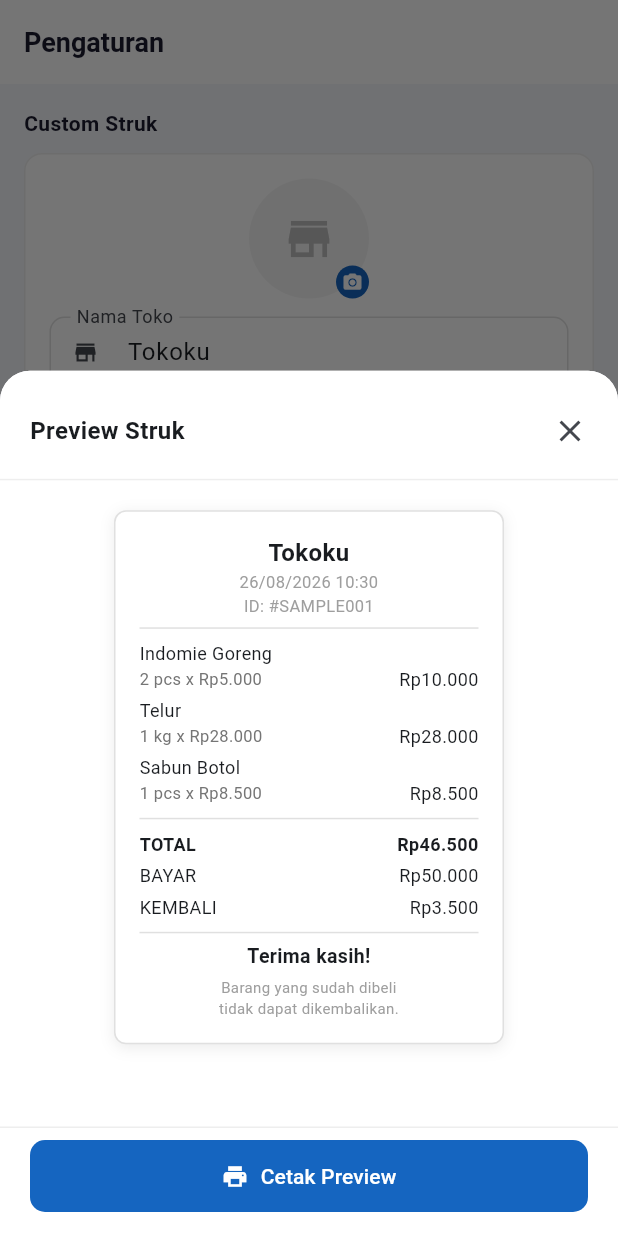
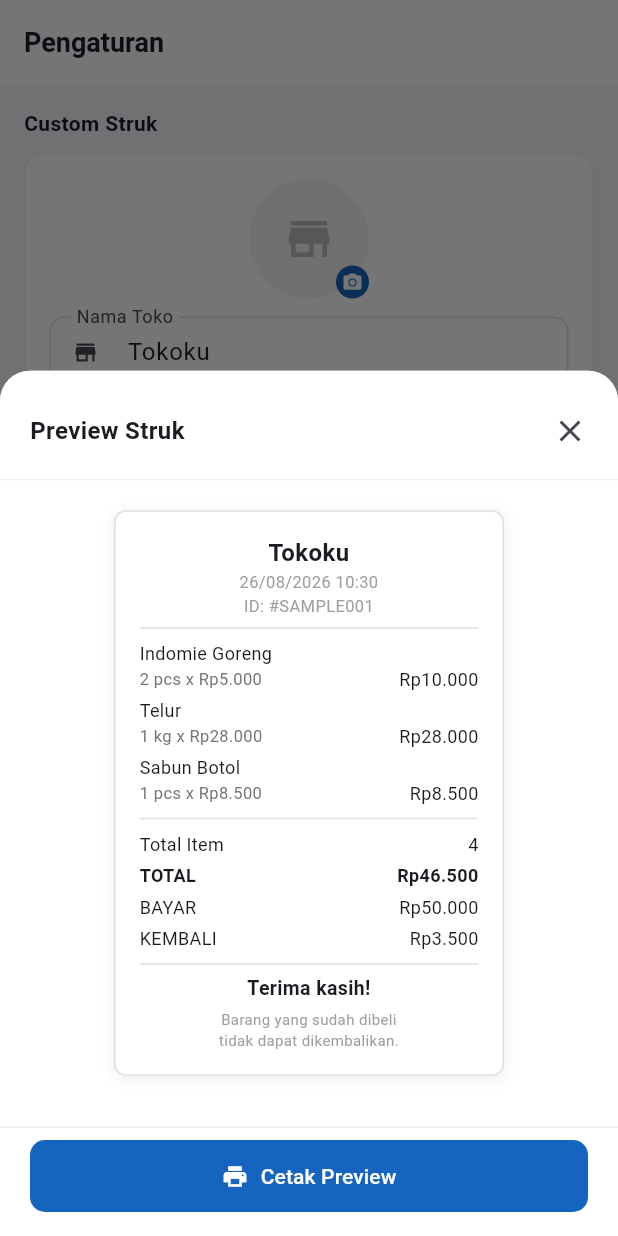
Before and after one commit to rzkyypnduu/pos-toko, a Flutter app: the screen it shows after launch, item 5 of the bottom bar chosen, after a tap on "Preview Struk", on a phone screen of 412 x 824 dp. Run offline on Flutter 3.47's test engine with Material 3 defaults, Android fonts, the phone set to English and light mode, and no system bars; our stand-ins replace fl_chart, image_picker; missing offline and left inert: flutter_classic_bluetooth, mobile_scanner.

Commit message:
feat: tambah Total Item di struk, fix satuan pcs/kg/lusin di kasir

```diff
--- a/lib/screens/pengaturan_screen.dart
+++ b/lib/screens/pengaturan_screen.dart
@@ -674,6 +674,7 @@ class _PengaturanBodyState extends State<_PengaturanBody> {
                             child: Divider(
                                 height: 1, color: Colors.grey.shade300),
                           ),
+                          _receiptRow('Total Item', '4'),
                           _receiptRow('TOTAL', 'Rp46.500', bold: true),
                           _receiptRow('BAYAR', 'Rp50.000'),
                           _receiptRow('KEMBALI', 'Rp3.500'),
--- a/lib/screens/transaksi_screen.dart
+++ b/lib/screens/transaksi_screen.dart
@@ -462,6 +462,7 @@ class _TransaksiDetailDialog extends StatelessWidget {
                         child: Divider(
                             height: 1, color: Colors.grey.shade300),
                       ),
+                      _receiptRow('Total Item', '${formatQty(transaksi.totalItemQty)}'),
                       _receiptRow('TOTAL', formatRupiah(transaksi.total),
                           bold: true),
                       _receiptRow('BAYAR', formatRupiah(transaksi.bayar)),
--- a/lib/services/printer_service.dart
+++ b/lib/services/printer_service.dart
@@ -203,6 +203,7 @@ class PrinterService {
     }
 
     bytes.addAll(_lineHR());
+    bytes.addAll(_lineTwoCol('Total Item', '${formatQty(transaksi.totalItemQty)}'));
     bytes.addAll(_bold(true));
     bytes.addAll(_lineTwoCol('TOTAL', formatRupiah(transaksi.total)));
     bytes.addAll(_bold(false));
```
